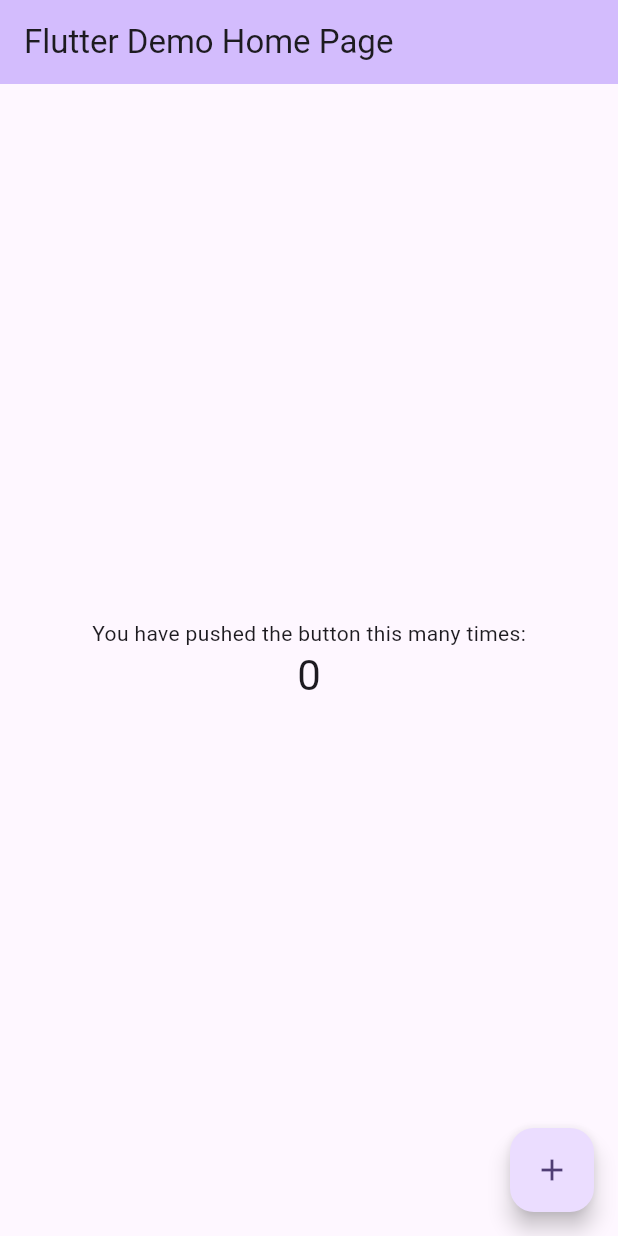
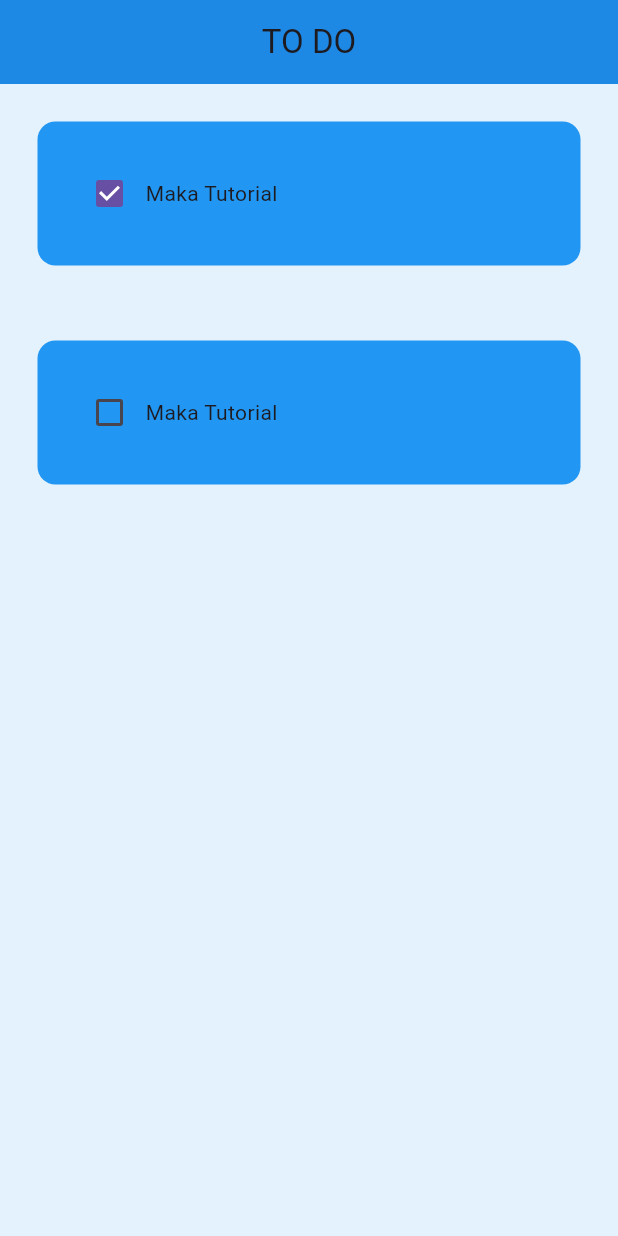
Before and after one commit to Micah103/flutter-apps, a Flutter app: the screen it shows after launch, on a phone screen of 412 x 824 dp. Run offline on Flutter 3.47's test engine with Material 3 defaults, Android fonts, the phone set to English and light mode, and no system bars.

Commit message:
second commit

```diff
--- a/todoapp/lib/main.dart
+++ b/todoapp/lib/main.dart
@@ -1,4 +1,5 @@
 import 'package:flutter/material.dart';
+import 'package:todoapp/pages/home_page.dart';
 
 void main() {
   runApp(const MyApp());
@@ -11,115 +12,8 @@ class MyApp extends StatelessWidget {
   @override
   Widget build(BuildContext context) {
     return MaterialApp(
-      title: 'Flutter Demo',
-      theme: ThemeData(
-        // This is the theme of your application.
-        //
-        // TRY THIS: Try running your application with "flutter run". You'll see
-        // the application has a purple toolbar. Then, without quitting the app,
-        // try changing the seedColor in the colorScheme below to Colors.green
-        // and then invoke "hot reload" (save your changes or press the "hot
-        // reload" button in a Flutter-supported IDE, or press "r" if you used
-        // the command line to start the app).
-        //
-        // Notice that the counter didn't reset back to zero; the application
-        // state is not lost during the reload. To reset the state, use hot
-        // restart instead.
-        //
-        // This works for code too, not just values: Most code changes can be
-        // tested with just a hot reload.
-        colorScheme: ColorScheme.fromSeed(seedColor: Colors.deepPurple),
-        useMaterial3: true,
-      ),
-      home: const MyHomePage(title: 'Flutter Demo Home Page'),
+      debugShowCheckedModeBanner: false,
+      home: HomePage(),
     );
   }
 }
-
-class MyHomePage extends StatefulWidget {
-  const MyHomePage({super.key, required this.title});
-
-  // This widget is the home page of your application. It is stateful, meaning
-  // that it has a State object (defined below) that contains fields that affect
-  // how it looks.
-
-  // This class is the configuration for the state. It holds the values (in this
-  // case the title) provided by the parent (in this case the App widget) and
-  // used by the build method of the State. Fields in a Widget subclass are
-  // always marked "final".
-
-  final String title;
-
-  @override
-  State<MyHomePage> createState() => _MyHomePageState();
-}
-
-class _MyHomePageState extends State<MyHomePage> {
-  int _counter = 0;
-
-  void _incrementCounter() {
-    setState(() {
-      // This call to setState tells the Flutter framework that something has
-      // changed in this State, which causes it to rerun the build method below
-      // so that the display can reflect the updated values. If we changed
-      // _counter without calling setState(), then the build method would not be
-      // called again, and so nothing would appear to happen.
-      _counter++;
-    });
-  }
-
-  @override
-  Widget build(BuildContext context) {
-    // This method is rerun every time setState is called, for instance as done
-    // by the _incrementCounter method above.
-    //
-    // The Flutter framework has been optimized to make rerunning build methods
-    // fast, so that you can just rebuild anything that needs updating rather
-    // than having to individually change instances of widgets.
-    return Scaffold(
-      appBar: AppBar(
-        // TRY THIS: Try changing the color here to a specific color (to
-        // Colors.amber, perhaps?) and trigger a hot reload to see the AppBar
-        // change color while the other colors stay the same.
-        backgroundColor: Theme.of(context).colorScheme.inversePrimary,
-        // Here we take the value from the MyHomePage object that was created by
-        // the App.build method, and use it to set our appbar title.
-        title: Text(widget.title),
-      ),
-      body: Center(
-        // Center is a layout widget. It takes a single child and positions it
-        // in the middle of the parent.
-        child: Column(
-          // Column is also a layout widget. It takes a list of children and
-          // arranges them vertically. By default, it sizes itself to fit its
-          // children horizontally, and tries to be as tall as its parent.
-          //
-          // Column has various properties to control how it sizes itself and
-          // how it positions its children. Here we use mainAxisAlignment to
-          // center the children vertically; the main axis here is the vertical
-          // axis because Columns are vertical (the cross axis would be
-          // horizontal).
-          //
-          // TRY THIS: Invoke "debug painting" (choose the "Toggle Debug Paint"
-          // action in the IDE, or press "p" in the console), to see the
-          // wireframe for each widget.
-          mainAxisAlignment: MainAxisAlignment.center,
-          children: <Widget>[
-            const Text(
-              'You have pushed the button this many times:',
-            ),
-            Text(
-              '$_counter',
-              style: Theme.of(context).textTheme.headlineMedium,
-            ),
-          ],
-        ),
-      ),
-      floatingActionButton: FloatingActionButton(
-        onPressed: _incrementCounter,
-        tooltip: 'Increment',
-        child: const Icon(Icons.add),
-      ), // This trailing comma makes auto-formatting nicer for build methods.
-    );
-  }
-}
--- /dev/null
+++ b/todoapp/lib/pages/home_page.dart
@@ -0,0 +1,40 @@
+import 'package:flutter/material.dart';
+import 'package:todoapp/util/todo_tile.dart';
+
+class HomePage extends StatefulWidget {
+  const HomePage({super.key});
+
+  @override
+  State<HomePage> createState() => _HomePageState();
+}
+
+class _HomePageState extends State<HomePage> {
+  @override
+  Widget build(BuildContext context) {
+    return Scaffold(
+      backgroundColor: Colors.blue[50],
+      appBar: AppBar(
+        backgroundColor: Colors.blue[600],title: Text(
+          'TO DO',
+          textAlign: TextAlign.center,
+        ),
+        elevation: 0,
+        centerTitle: true,
+      ),
+      body: ListView(
+        children: [
+          ToDoTile(
+            taskName: "Maka Tutorial",
+            taskCompleted: true,
+            onChanged: (p0) {},
+          ),
+          ToDoTile(
+            taskName: "Maka Tutorial",
+            taskCompleted: false,
+            onChanged: (p0) {},
+          ),
+        ],
+      ),
+    );
+  }
+}
--- /dev/null
+++ b/todoapp/lib/util/todo_tile.dart
@@ -0,0 +1,43 @@
+
+import "package:flutter/material.dart";
+
+// ignore: must_be_immutable
+class ToDoTile extends StatelessWidget {
+  final String taskName;
+  final bool taskCompleted;
+  Function(bool?)? onChanged;
+
+  ToDoTile({
+    super.key,
+    required this.taskName,
+    required this.taskCompleted,
+    required this.onChanged,
+  });
+
+
+  @override
+  Widget build(BuildContext context) {
+    return Padding(
+      padding: const EdgeInsets.all(25.0),
+      child: Container(
+        padding: EdgeInsets.all(24),
+        child: Row(
+          children: [
+
+            // chackbox
+            Checkbox(value: taskCompleted, onChanged: onChanged),
+
+
+
+            // task name
+            Text(taskName),
+          ],
+        ),
+        decoration: BoxDecoration(
+          color: Colors.blue,
+          borderRadius: BorderRadius.circular(12),
+        ),
+      ),
+    );
+  }
+}
```
